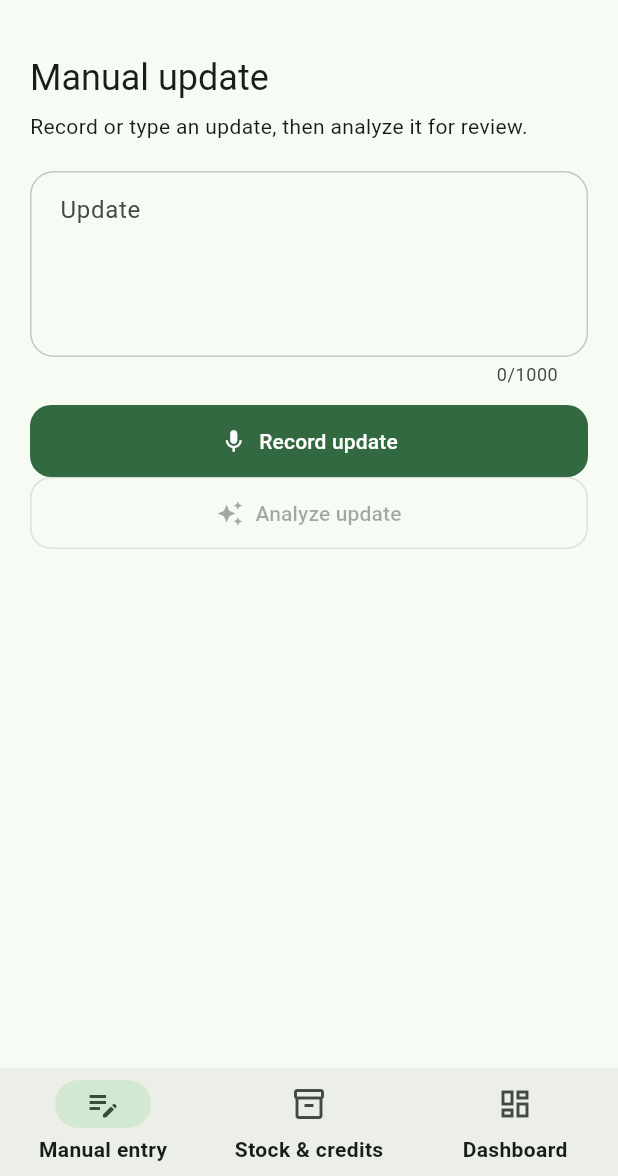
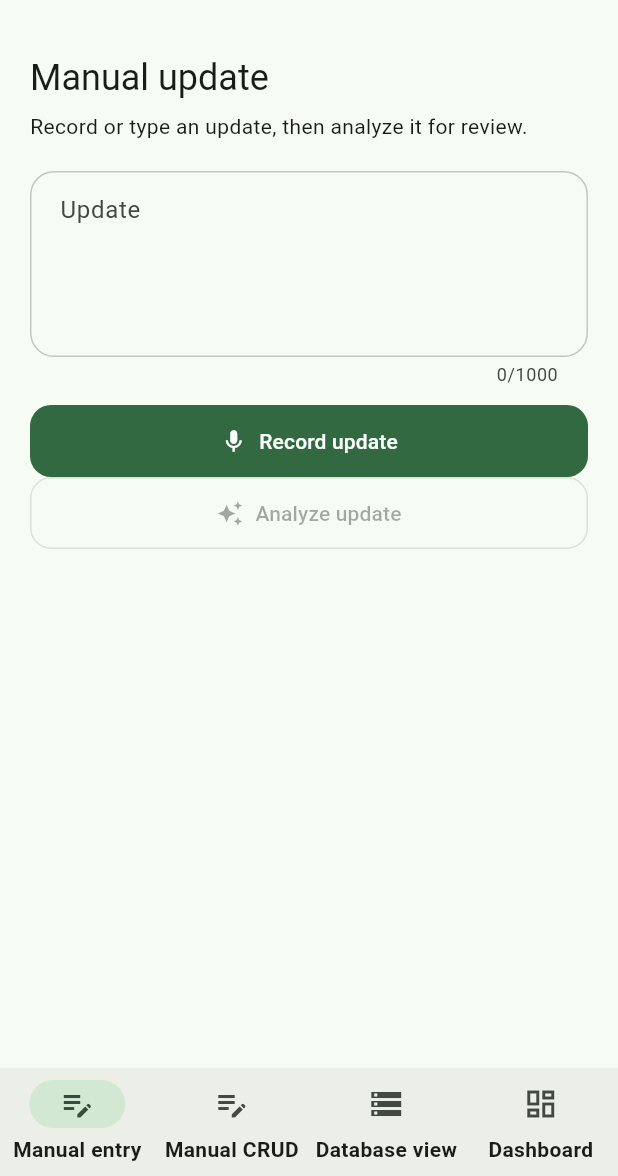
Before and after one commit to mathew1046/KiranaGPT, a Flutter app: the screen it shows after launch, on a phone screen of 412 x 824 dp, the part 60-1236 px from its top. Run offline on Flutter 3.47's test engine with Material 3 defaults, Android fonts, the phone set to English and light mode, and no system bars; our stand-ins replace shared_preferences; missing offline and left inert: record.

Commit message:
Split records view and stabilize recording

```diff
--- a/app/lib/features/dashboard/kirana_feature_destinations.dart
+++ b/app/lib/features/dashboard/kirana_feature_destinations.dart
@@ -2,6 +2,7 @@ import 'package:flutter/material.dart';
 import 'package:kirana_gpt/data/transcript_repository.dart';
 import 'package:kirana_gpt/core/api/api_configuration.dart';
 import 'package:kirana_gpt/features/dashboard/dashboard_page.dart';
+import 'package:kirana_gpt/features/shop/database_view_page.dart';
 import 'package:kirana_gpt/features/shop/stock_credits_page.dart';
 import 'package:kirana_gpt/features/voice/voice_capture.dart';
 import 'package:kirana_gpt/ui/adaptive_shell.dart';
@@ -24,10 +25,16 @@ List<KiranaDestination> kiranaVoiceDashboardDestinations({
 }) {
   return [
     KiranaDestination(
-      label: 'Stock & credits',
-      icon: Icons.inventory_2_outlined,
-      selectedIcon: Icons.inventory_2,
+      label: 'Manual CRUD',
+      icon: Icons.edit_note_outlined,
+      selectedIcon: Icons.edit_note,
       builder: (_) => StockCreditsPage(configuration: configuration),
+    ),
+    KiranaDestination(
+      label: 'Database view',
+      icon: Icons.storage_outlined,
+      selectedIcon: Icons.storage,
+      builder: (_) => DatabaseViewPage(configuration: configuration),
     ),
     KiranaDestination(
       label: 'Dashboard',
--- a/app/lib/features/manual_entry/manual_entry_page.dart
+++ b/app/lib/features/manual_entry/manual_entry_page.dart
@@ -53,6 +53,7 @@ class _ManualEntryPageState extends State<ManualEntryPage> {
   @override
   Widget build(BuildContext context) {
     final isRecording = _voiceCaptureController.isCapturing;
+    final isProcessing = _voiceCaptureController.isProcessing;
     return SafeArea(
       top: false,
       child: Center(
@@ -87,11 +88,26 @@ class _ManualEntryPageState extends State<ManualEntryPage> {
               const SizedBox(height: 12),
               FilledButton.icon(
                 key: const Key('record-manual-transcript-button'),
-                onPressed: _controller.isSaving || _controller.isApproving
+                onPressed:
+                    _controller.isSaving ||
+                        _controller.isApproving ||
+                        isProcessing
                     ? null
                     : _voiceCaptureController.toggleListening,
-                icon: Icon(isRecording ? Icons.stop : Icons.mic),
-                label: Text(isRecording ? 'Stop recording' : 'Record update'),
+                icon: Icon(
+                  isProcessing
+                      ? Icons.hourglass_top
+                      : isRecording
+                      ? Icons.stop
+                      : Icons.mic,
+                ),
+                label: Text(
+                  isProcessing
+                      ? 'Processing audio…'
+                      : isRecording
+                      ? 'Stop recording'
+                      : 'Record update',
+                ),
               ),
               OutlinedButton.icon(
                 key: const Key('analyze-manual-transcript-button'),
--- a/app/lib/features/shop/stock_credits_page.dart
+++ b/app/lib/features/shop/stock_credits_page.dart
@@ -201,7 +201,7 @@ class _StockCreditsPageState extends State<StockCreditsPage> {
                   children: [
                     Expanded(
                       child: Text(
-                        'Stock & credits',
+                        'Manual CRUD',
                         style: Theme.of(context).textTheme.headlineSmall,
                       ),
                     ),
@@ -274,7 +274,7 @@ class _StockCreditsPageState extends State<StockCreditsPage> {
                   )
                 else ...[
                   _Section(
-                    title: 'Current stock',
+                    title: 'Edit or remove stock',
                     child: _StockList(
                       items: result.data!.stock,
                       onEdit: _editStock,
--- a/app/lib/features/voice/voice_capture.dart
+++ b/app/lib/features/voice/voice_capture.dart
@@ -60,6 +60,7 @@ typedef VoiceCaptureListener = void Function(VoiceCaptureResult result);
 abstract interface class VoiceCapturePort {
   VoiceCaptureAvailability get availability;
   bool get isListening;
+  bool get isProcessing;
 
   Future<VoiceCaptureResult> startListening(VoiceCaptureListener onResult);
   Future<VoiceCaptureResult> stopListening();
@@ -74,6 +75,9 @@ class UnavailableVoiceCapture implements VoiceCapturePort {
 
   @override
   bool get isListening => false;
+
+  @override
+  bool get isProcessing => false;
 
   @override
   Future<VoiceCaptureResult> startListening(
@@ -104,6 +108,7 @@ class TapToRecordVoiceCapture implements VoiceCapturePort {
   StreamSubscription<Uint8List>? _audioSubscription;
   Completer<void>? _streamFinished;
   bool _isListening = false;
+  bool _isProcessing = false;
   bool _isDisposed = false;
 
   @override
@@ -113,6 +118,9 @@ class TapToRecordVoiceCapture implements VoiceCapturePort {
 
   @override
   bool get isListening => _isListening;
+
+  @override
+  bool get isProcessing => _isProcessing;
 
   @override
   Future<VoiceCaptureResult> startListening(
@@ -128,7 +136,7 @@ class TapToRecordVoiceCapture implements VoiceCapturePort {
         message: 'Voice capture is no longer available.',
       );
     }
-    if (_isListening) {
+    if (_isListening || _isProcessing) {
       return const VoiceCaptureResult.listening();
     }
 
@@ -171,9 +179,13 @@ class TapToRecordVoiceCapture implements VoiceCapturePort {
 
   @override
   Future<VoiceCaptureResult> stopListening() async {
-    if (!_isListening) {
+    if (!_isListening || _isProcessing) {
       return const VoiceCaptureResult.cancelled();
     }
+    // Mark the recording as stopped before awaiting platform cleanup. This
+    // makes a second tap unable to race a second recorder.stop()/takeBytes().
+    _isListening = false;
+    _isProcessing = true;
     try {
       await _recorder.stop();
       await _streamFinished?.future.timeout(
@@ -199,6 +211,7 @@ class TapToRecordVoiceCapture implements VoiceCapturePort {
       );
     } finally {
       _isListening = false;
+      _isProcessing = false;
     }
   }
 
@@ -210,6 +223,7 @@ class TapToRecordVoiceCapture implements VoiceCapturePort {
       await _recorder.cancel();
     }
     _isListening = false;
+    _isProcessing = false;
     await _audioSubscription?.cancel();
     await _recorder.dispose();
   }
```
Also changed, not shown: app/lib/features/dashboard/dashboard_page.dart (+16 -3 lines), app/lib/features/shop/database_view_page.dart (added, +161 -0 lines), app/lib/features/voice/voice_capture_controller.dart (+12 -2 lines).
